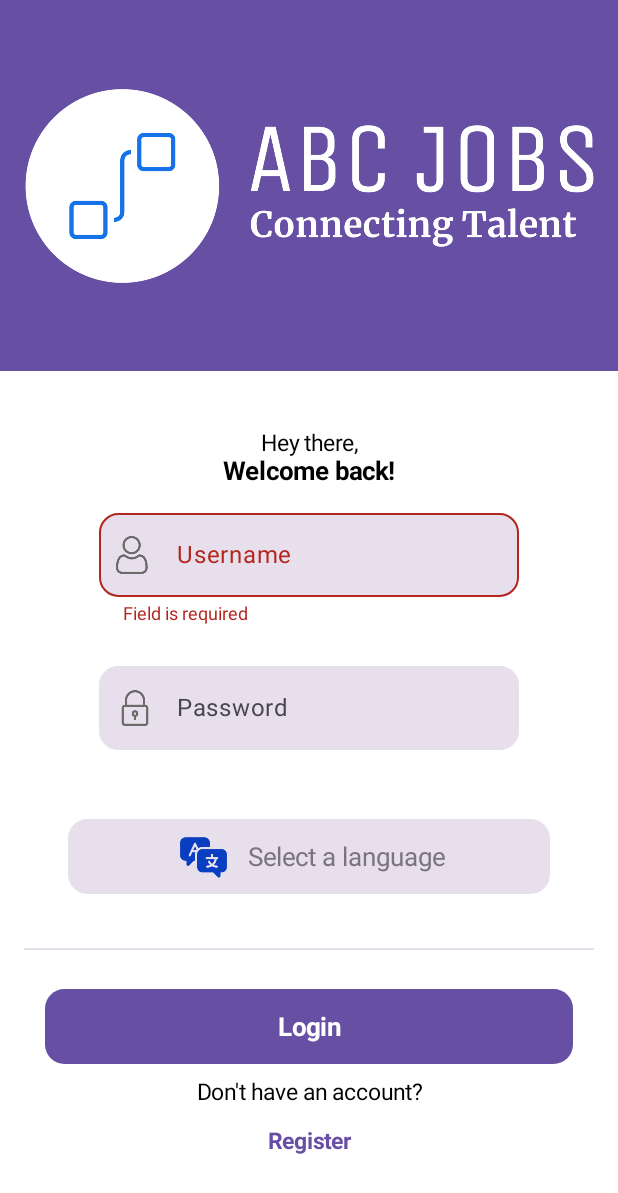
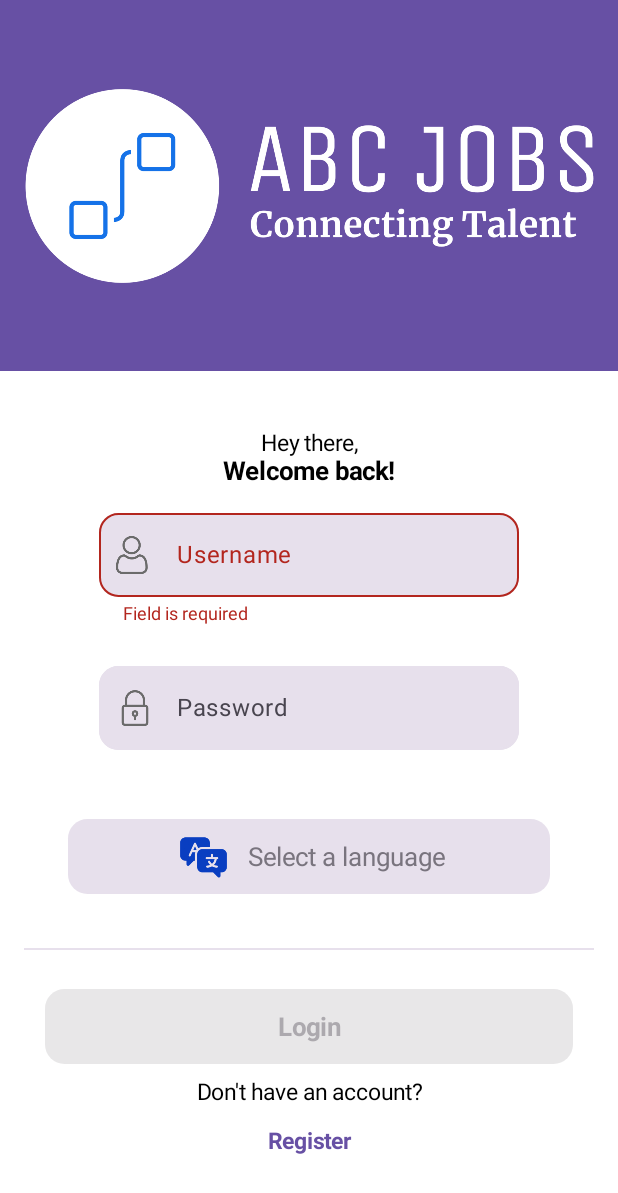
Before and after one commit to alejo44b/abcjobs, an Android app built with Jetpack Compose: the @Preview function LoginPreview, on a phone screen of 412 x 824 dp. Shown: the top 1193 px of the screen. Run offline under Robolectric (Android 15) with nearby library versions, the phone set to English and light mode, and no system bars; our stand-ins replace Volley; network calls fail.

Commit message:
Feat: Login Validators

```diff
--- a/app/src/main/java/com/example/abcjobs/ui/login/login.kt
+++ b/app/src/main/java/com/example/abcjobs/ui/login/login.kt
@@ -96,10 +96,12 @@ fun LoginBody(navController: NavController, application: Application) {
         var selectedItem by remember { mutableStateOf(context.getString(R.string.login_select_lang)) }
         val items = listOf(context.getString(R.string.login_english), context.getString(R.string.login_spanish))
 
+        var valid = remember { mutableStateOf(false) }
+
         NormalText(context.getString(R.string.greeting))
         TitleText(context.getString(R.string.login_welcome))
-        LoginCampo(username, context.getString(R.string.username), R.drawable.user)
-        LoginCampo(password, context.getString(R.string.password), R.drawable.padlock, password = true)
+        LoginCampo(username, context.getString(R.string.username), R.drawable.user, validators = arrayOf("Alphanumeric", "Required"), valid = valid)
+        LoginCampo(password, context.getString(R.string.password), R.drawable.padlock, password = true, valid = valid)
 
         if(error){
             NormalText(context.getString(R.string.login_invalid_user))
@@ -115,7 +117,6 @@ fun LoginBody(navController: NavController, application: Application) {
                         val intent = Intent(context, Dashboard::class.java)
                         context.startActivity(intent)
                         val response: Token = Security.getInstance(application).auth(json)
-                        // Dirigir a la actividad Dashboard
                         Log.d("LoginLogs", "Response:${response.token}")
                     }catch (e: Exception){
                         Log.e("LoginLogs", "Error: ${e.message}")
@@ -194,7 +195,7 @@ fun LoginBody(navController: NavController, application: Application) {
                 .padding(16.dp)
         )
 
-        ButtonLogin(context.getString(R.string.login_button),
+        ButtonLogin(context.getString(R.string.login_button), valid = valid,
             onClick = {
                 clicked = true
             }
--- a/app/src/main/java/com/example/abcjobs/ui/login/loginAssets.kt
+++ b/app/src/main/java/com/example/abcjobs/ui/login/loginAssets.kt
@@ -40,6 +40,8 @@ import androidx.compose.ui.focus.onFocusChanged
 import androidx.compose.ui.platform.LocalContext
 import androidx.compose.ui.text.input.PasswordVisualTransformation
 import androidx.compose.ui.text.input.VisualTransformation
+import androidx.core.text.isDigitsOnly
+import java.util.regex.Pattern
 
 @Composable
 fun LoginHeader() {
@@ -97,10 +99,13 @@ fun TitleText(text: String) {
 
 @OptIn(ExperimentalMaterial3Api::class)
 @Composable
-fun LoginCampo(text: MutableState<String>, labelValue:String, painter: Int, validators: Array<String> = arrayOf("Required") , password: Boolean = false){
+fun LoginCampo(text: MutableState<String>, labelValue:String, painter: Int, validators: Array<String> = arrayOf("Required"), password: Boolean = false, valid: MutableState<Boolean> = mutableStateOf(true)) {
     val context = LocalContext.current
     var errorMessage by remember { mutableStateOf<String?>(null) }
     var clicked by rememberSaveable { mutableStateOf(false) }
+
+    val pattern = Pattern.compile("^[a-zA-Z0-9]*$")
+
     Column(
         modifier = Modifier
             .fillMaxWidth()
@@ -111,25 +116,18 @@ fun LoginCampo(text: MutableState<String>, labelValue:String, painter: Int, vali
             value = text.value,
             onValueChange = {
                 text.value = it
-                for (validator in validators) {
-                    if (validator == "Required" && it.isEmpty()) {
-                        errorMessage = context.getString(R.string.login_asset_required)
-                    }else{
-                        errorMessage = null
-                    }
-                }},
-            modifier = Modifier.onFocusChanged {focusState ->
-                if (focusState.isFocused) {
+                errorMessage = if(validators.contains("Alphanumeric") && !pattern.matcher(it).matches()) context.getString(R.string.login_asset_alfanumerico) else null
+                errorMessage = if(validators.contains("Required") && it.isEmpty()) context.getString(R.string.login_asset_required) else errorMessage
+                valid.value = errorMessage == null
+            },
+            modifier = Modifier.onFocusChanged {
+                if (it.isFocused) {
                     clicked = true
                 }
-                if (!focusState.isFocused && clicked) {
-                    for (validator in validators) {
-                        if (validator == "Required" && text.value.isEmpty()) {
-                            errorMessage = context.getString(R.string.login_asset_required)
-                        }else{
-                            errorMessage = null
-                        }
-                    }
+                if (!it.isFocused && clicked) {
+                    errorMessage = if(validators.contains("Alphanumeric") && !pattern.matcher(text.value).matches()) context.getString(R.string.login_asset_alfanumerico) else null
+                    errorMessage = if(validators.contains("Required") && text.value.isEmpty()) context.getString(R.string.login_asset_required) else errorMessage
+                    valid.value = errorMessage == null
                 }
             },
             label = { Text(labelValue) },
@@ -164,7 +162,7 @@ fun LoginCampo(text: MutableState<String>, labelValue:String, painter: Int, vali
     }
 }
 @Composable
-fun ButtonLogin(label: String, onClick: () -> Unit) {
+fun ButtonLogin(label: String, onClick: () -> Unit, valid: MutableState<Boolean> = mutableStateOf(true)) {
     Column(
         modifier = Modifier
             .fillMaxWidth()
@@ -173,6 +171,7 @@ fun ButtonLogin(label: String, onClick: () -> Unit) {
     ) {
         Button(
             onClick = onClick,
+            enabled = valid.value,
             modifier = Modifier
                 .fillMaxWidth()
                 .size(50.dp),
--- a/app/src/main/res/values/strings.xml
+++ b/app/src/main/res/values/strings.xml
@@ -27,4 +27,5 @@
     <string name="login_select_lang">Select a language</string>
     <string name="login_english">English</string>
     <string name="login_spanish">Spanish</string>
+    <string name="login_asset_alfanumerico">Field must contain alphanumeric text</string>
 </resources>
```
Also changed, not shown: 1 other file.
